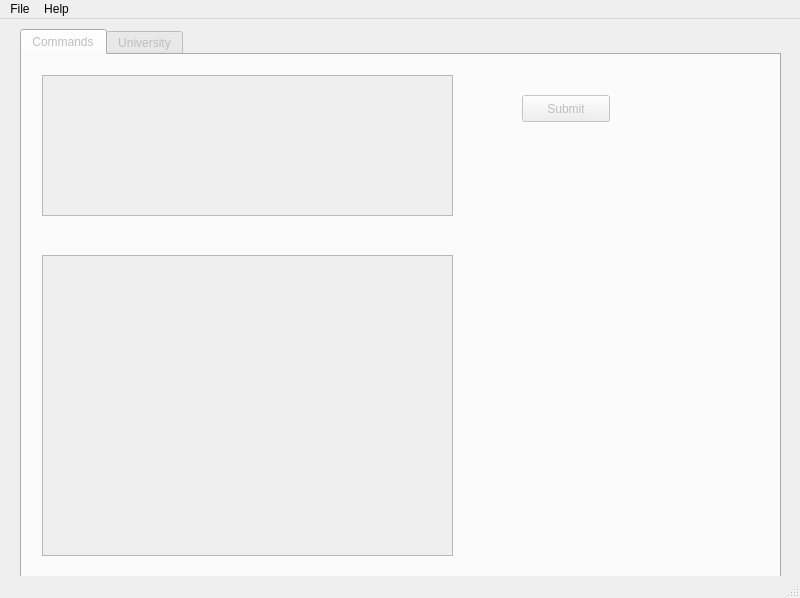
The window that src/LoximGui/LoximGui.ui (ptryfon/loxim-stats) describes before a commit, drawn with Qt 5.
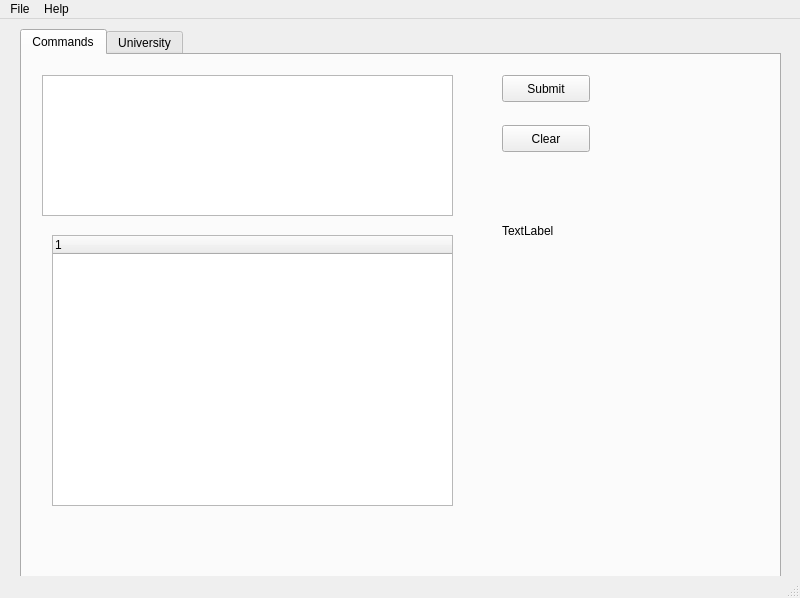
The same window after the commit.

Commit message: Command execution enablement in LoximGui

What changed in the file:
```diff
--- a/src/LoximGui/LoximGui.ui
+++ b/src/LoximGui/LoximGui.ui
@@ -16,7 +16,7 @@
   <widget class="QWidget" name="central_widget">
    <widget class="QTabWidget" name="tab_widget">
     <property name="enabled">
-     <bool>false</bool>
+     <bool>true</bool>
     </property>
     <property name="geometry">
      <rect>
@@ -31,14 +31,14 @@
     </property>
     <widget class="QWidget" name="commands_tab">
      <property name="enabled">
-      <bool>false</bool>
+      <bool>true</bool>
      </property>
      <attribute name="title">
       <string>Commands</string>
      </attribute>
      <widget class="QTextEdit" name="command_edit">
       <property name="enabled">
-       <bool>false</bool>
+       <bool>true</bool>
       </property>
       <property name="geometry">
        <rect>
@@ -49,21 +49,11 @@
        </rect>
       </property>
      </widget>
-     <widget class="QTreeView" name="result_view">
-      <property name="geometry">
-       <rect>
-        <x>20</x>
-        <y>200</y>
-        <width>411</width>
-        <height>301</height>
-       </rect>
-      </property>
-     </widget>
      <widget class="QPushButton" name="submit_sbql_button">
       <property name="geometry">
        <rect>
-        <x>500</x>
-        <y>40</y>
+        <x>480</x>
+        <y>20</y>
         <width>88</width>
         <height>27</height>
        </rect>
@@ -72,6 +62,47 @@
        <string>Submit</string>
       </property>
      </widget>
+     <widget class="QPushButton" name="clear_sbql">
+      <property name="geometry">
+       <rect>
+        <x>480</x>
+        <y>70</y>
+        <width>88</width>
+        <height>27</height>
+       </rect>
+      </property>
+      <property name="text">
+       <string>Clear</string>
+      </property>
+     </widget>
+     <widget class="QLabel" name="label">
+      <property name="geometry">
+       <rect>
+        <x>480</x>
+        <y>140</y>
+        <width>141</width>
+        <height>71</height>
+       </rect>
+      </property>
+      <property name="text">
+       <string>TextLabel</string>
+      </property>
+     </widget>
+     <widget class="QTreeWidget" name="result_view">
+      <property name="geometry">
+       <rect>
+        <x>30</x>
+        <y>180</y>
+        <width>401</width>
+        <height>271</height>
+       </rect>
+      </property>
+      <column>
+       <property name="text">
+        <string notr="true">1</string>
+       </property>
+      </column>
+     </widget>
     </widget>
     <widget class="QWidget" name="university_tab">
      <attribute name="title">
```
The commit also changes 4 other files.
